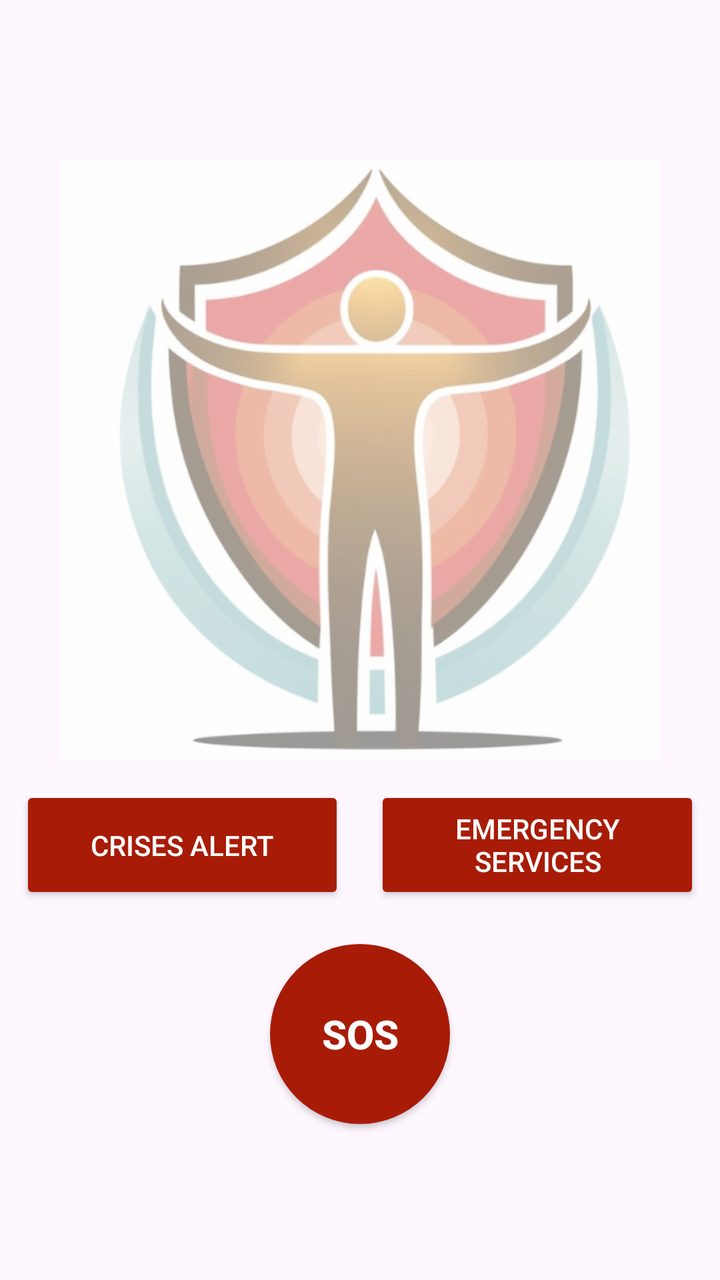
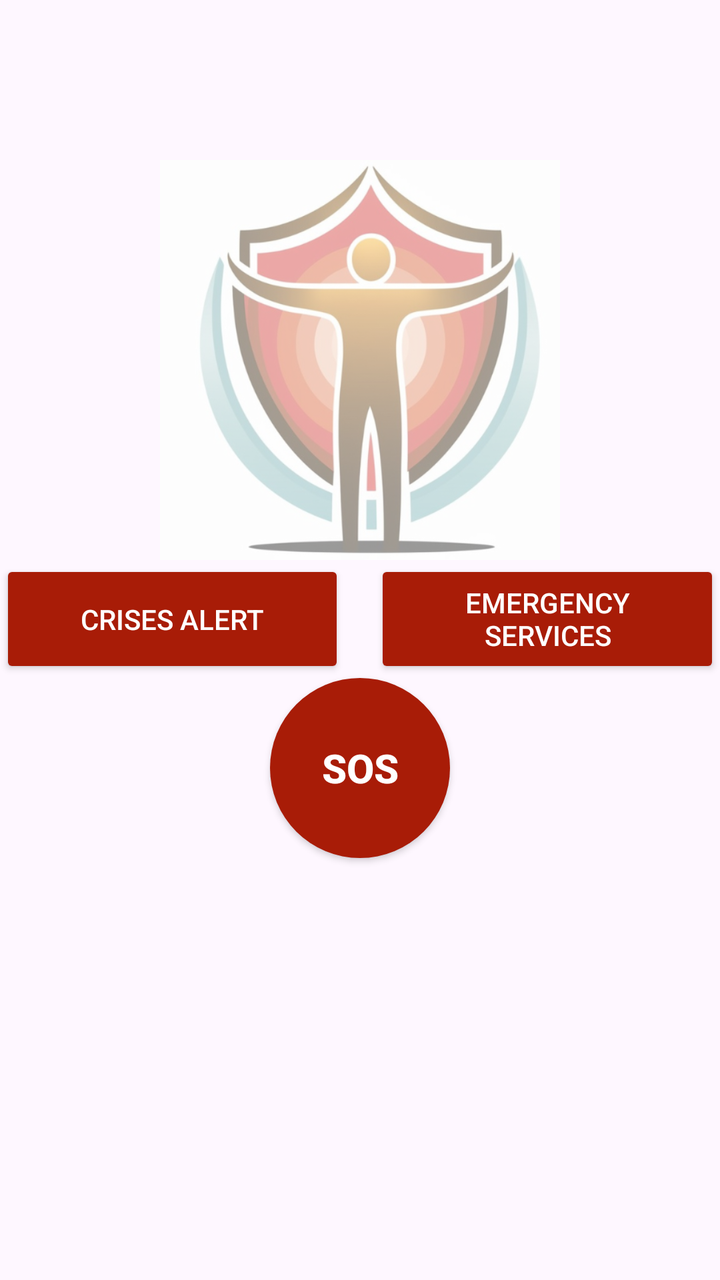

Two renders of the same Android screen: before a commit and after it. Below are the layout's source before the change and the commit's diff.
<!-- AndroidManifest.xml: application theme Theme.SafetyNova -->
<!-- res/layout/fragment_home.xml -->
<RelativeLayout
    xmlns:android="http://schemas.android.com/apk/res/android"
    android:layout_width="match_parent"
    android:layout_height="wrap_content">

    <ImageView
        android:id="@+id/main_logo"
        android:layout_width="500dp"
        android:layout_height="300dp"
        android:layout_marginTop="80dp"
        android:layout_marginBottom="5dp"
        android:layout_centerHorizontal="true"
        android:src="@drawable/icon" />

    <LinearLayout
        android:id="@+id/button_container"
        android:layout_width="match_parent"
        android:layout_height="wrap_content"
        android:layout_below="@id/main_logo"
        android:gravity="center"
        android:layout_marginTop="8dp"
        android:orientation="horizontal">

        <Button
            android:id="@+id/btn_emergency_location"
            android:layout_width="0dp"
            android:layout_height="59dp"
            android:layout_marginEnd="15dp"
            android:layout_marginStart="10dp"
            android:layout_weight="1"
            android:backgroundTint="#a81c07"
            android:text="Crises Alert"
            android:textColor="#FFFFFF" />

        <Button
            android:id="@+id/btn_emergency_services"
            android:layout_width="0dp"
            android:layout_height="59dp"
            android:layout_marginEnd="10dp"
            android:layout_weight="1"
            android:backgroundTint="#a81c07"
            android:text="Emergency Services"
            android:textColor="#FFFFFF" />
    </LinearLayout>

    <Button
        android:id="@+id/btn_location"
        android:layout_width="90dp"
        android:layout_height="90dp"
        android:layout_below="@id/button_container"
        android:layout_centerHorizontal="true"
        android:layout_marginTop="20dp"
        android:background="@drawable/circle_sos_button"
        android:text="SOS"
        android:textColor="#FFFFFF"
        android:textSize="20dp"
        android:textStyle="bold" />
</RelativeLayout>
<!-- resources referenced by this layout -->
<resources>
  <!-- drawable circle_sos_button (drawable) -->
  <shape xmlns:android="http://schemas.android.com/apk/res/android"
      android:shape="oval">
      <solid android:color="@color/red" />
      <size android:width="90dp" android:height="90dp" />
  </shape>
  <!-- drawable icon: png bitmap (drawable, 177183 bytes) -->
  <style name="Theme.SafetyNova" parent="Base.Theme.SafetyNova" />
  <color name="red">#a81c07</color>
  <style name="Base.Theme.SafetyNova" parent="Theme.Material3.DayNight.NoActionBar">
          <item name="colorPrimary">@color/red</item>
          <item name="colorPrimaryContainer">@color/red</item>
      </style>
</resources>

<!-- the commit's change to res/layout/fragment_home.xml (unified diff, before → after) -->
@@ -1,14 +1,12 @@
-<RelativeLayout
-    xmlns:android="http://schemas.android.com/apk/res/android"
+<RelativeLayout xmlns:android="http://schemas.android.com/apk/res/android"
     android:layout_width="match_parent"
     android:layout_height="wrap_content">
 
     <ImageView
         android:id="@+id/main_logo"
-        android:layout_width="500dp"
-        android:layout_height="300dp"
+        android:layout_width="300dp"
+        android:layout_height="200dp"
         android:layout_marginTop="80dp"
-        android:layout_marginBottom="5dp"
         android:layout_centerHorizontal="true"
         android:src="@drawable/icon" />
 
@@ -18,25 +16,22 @@
         android:layout_height="wrap_content"
         android:layout_below="@id/main_logo"
         android:gravity="center"
-        android:layout_marginTop="8dp"
         android:orientation="horizontal">
 
         <Button
-            android:id="@+id/btn_emergency_location"
+            android:id="@+id/btn_emergency_location_fragment"
             android:layout_width="0dp"
             android:layout_height="59dp"
             android:layout_marginEnd="15dp"
-            android:layout_marginStart="10dp"
             android:layout_weight="1"
             android:backgroundTint="#a81c07"
             android:text="Crises Alert"
             android:textColor="#FFFFFF" />
 
         <Button
-            android:id="@+id/btn_emergency_services"
+            android:id="@+id/btn_emergency_services_fragment"
             android:layout_width="0dp"
             android:layout_height="59dp"
-            android:layout_marginEnd="10dp"
             android:layout_weight="1"
             android:backgroundTint="#a81c07"
             android:text="Emergency Services"
@@ -44,12 +39,11 @@
     </LinearLayout>
 
     <Button
-        android:id="@+id/btn_location"
+        android:id="@+id/btn_location_fragment"
         android:layout_width="90dp"
         android:layout_height="90dp"
         android:layout_below="@id/button_container"
         android:layout_centerHorizontal="true"
-        android:layout_marginTop="20dp"
         android:background="@drawable/circle_sos_button"
         android:text="SOS"
         android:textColor="#FFFFFF"
